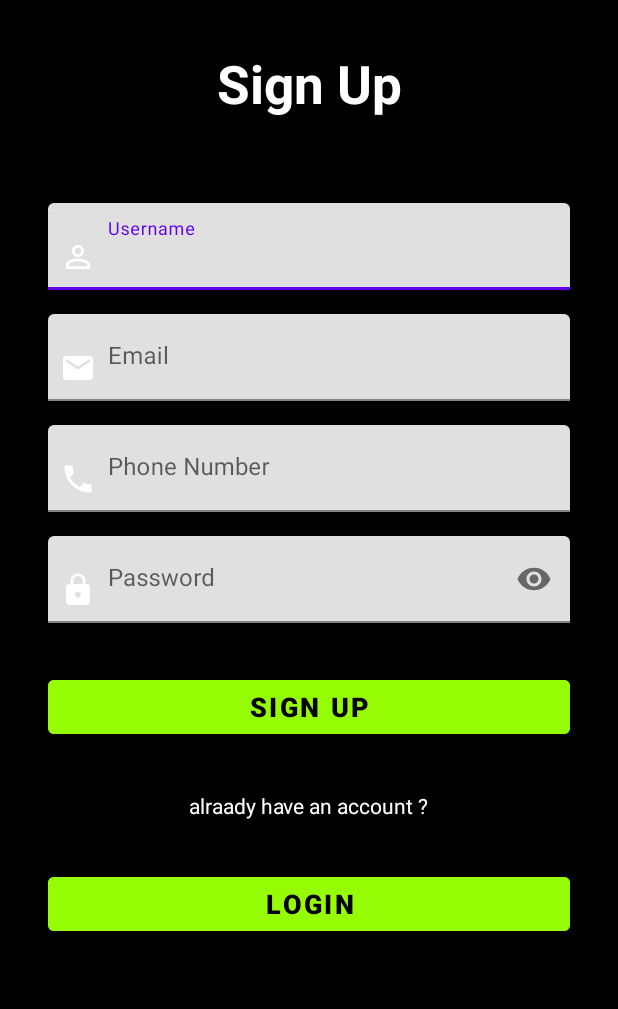
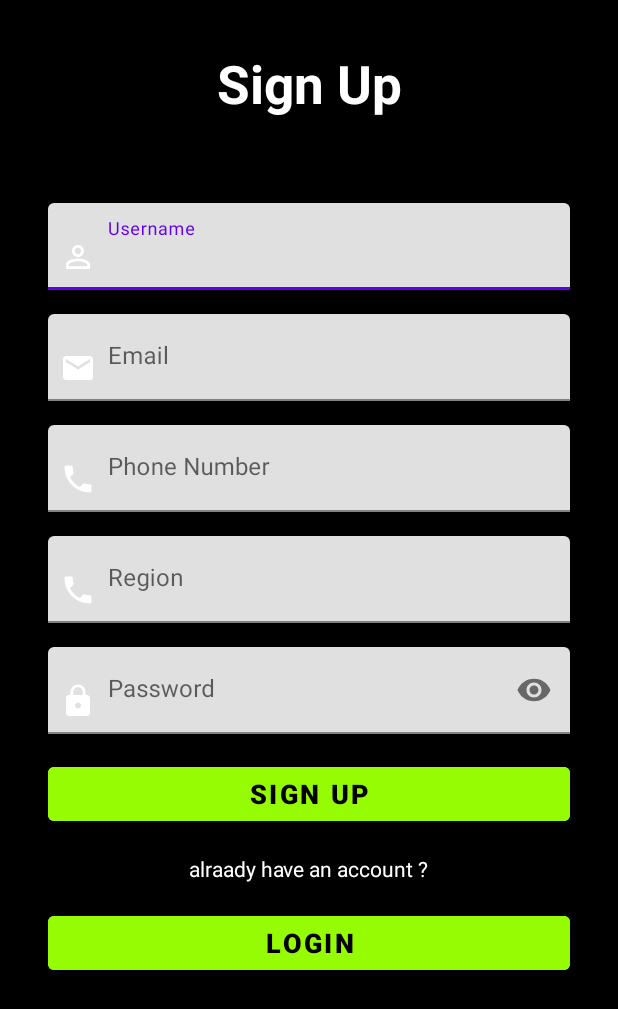
Before and after one commit to niclausslumoring/FinalProject_AndroidStudio, an Android app: the screen it shows after launch (MainActivity), on a phone screen of 412 x 824 dp. Shown: the top 1009 px of the screen. Run offline under Robolectric (Android 15) with nearby library versions, the phone set to English and light mode, and no system bars.

Commit message:
'OTP design'

```diff
--- a/app/src/main/res/layout/activity_main2.xml
+++ b/app/src/main/res/layout/activity_main2.xml
@@ -90,10 +90,33 @@
     </com.google.android.material.textfield.TextInputLayout>
 
     <com.google.android.material.textfield.TextInputLayout
+        android:id="@+id/region_layout"
+        android:layout_width="match_parent"
+        android:layout_height="wrap_content"
+        android:layout_below="@id/phone_input_layout"
+        android:layout_marginHorizontal="32dp"
+        android:layout_marginTop="16dp">
+
+        <com.google.android.material.textfield.TextInputEditText
+            android:id="@+id/region"
+            android:layout_width="match_parent"
+            android:layout_height="wrap_content"
+            android:hint="Region"
+            android:textColorHint="@color/white"
+            android:textColor="@color/black"
+            android:drawableStart="@drawable/baseline_phone_24"
+            android:drawablePadding="8dp"
+            android:inputType="phone"
+            android:maxLines="1"
+            android:paddingStart="8dp"
+            android:paddingEnd="8dp" />
+    </com.google.android.material.textfield.TextInputLayout>
+
+    <com.google.android.material.textfield.TextInputLayout
         android:id="@+id/password_input_layout"
         android:layout_width="match_parent"
         android:layout_height="wrap_content"
-        android:layout_below="@id/phone_input_layout"
+        android:layout_below="@id/region_layout"
         android:layout_marginHorizontal="32dp"
         android:layout_marginTop="16dp"
         app:endIconMode="password_toggle">
@@ -119,7 +142,7 @@
         android:layout_height="wrap_content"
         android:layout_below="@id/password_input_layout"
         android:layout_marginHorizontal="32dp"
-        android:layout_marginTop="32dp"
+        android:layout_marginTop="16dp"
         android:text="Sign Up"
         android:textColor="@color/black"
         android:backgroundTint="#96FC04"
@@ -133,7 +156,7 @@
         android:layout_below = "@id/signup_button"
         android:textColor="@color/white"
         android:text="alraady have an account ?"
-        android:layout_marginTop="32dp"
+        android:layout_marginTop="16dp"
         android:layout_centerHorizontal="true"/>
 
     <Button
@@ -142,7 +165,7 @@
         android:layout_height="wrap_content"
         android:layout_below="@id/info"
         android:layout_marginHorizontal="32dp"
-        android:layout_marginTop="32dp"
+        android:layout_marginTop="16dp"
         android:text="Login"
         android:textColor="@color/black"
         android:backgroundTint="#96FC04"
```
Also changed, not shown: app/src/main/AndroidManifest.xml (+6 -3 lines), app/src/main/java/com/example/signup/SendOTPActivity.java (added, +14 -0 lines), app/src/main/java/com/example/signup/VerifyOTPActivity.java (added, +14 -0 lines), app/src/main/res/layout/activity_main.xml (+9 -6 lines), app/src/main/res/layout/activity_send_otpactivity.xml (added, +73 -0 lines), app/src/main/res/layout/activity_verify_otpactivity.xml (added, +9 -0 lines), app/src/main/res/drawable/receieve.png (added), app/src/main/res/drawable/send.png (added).
